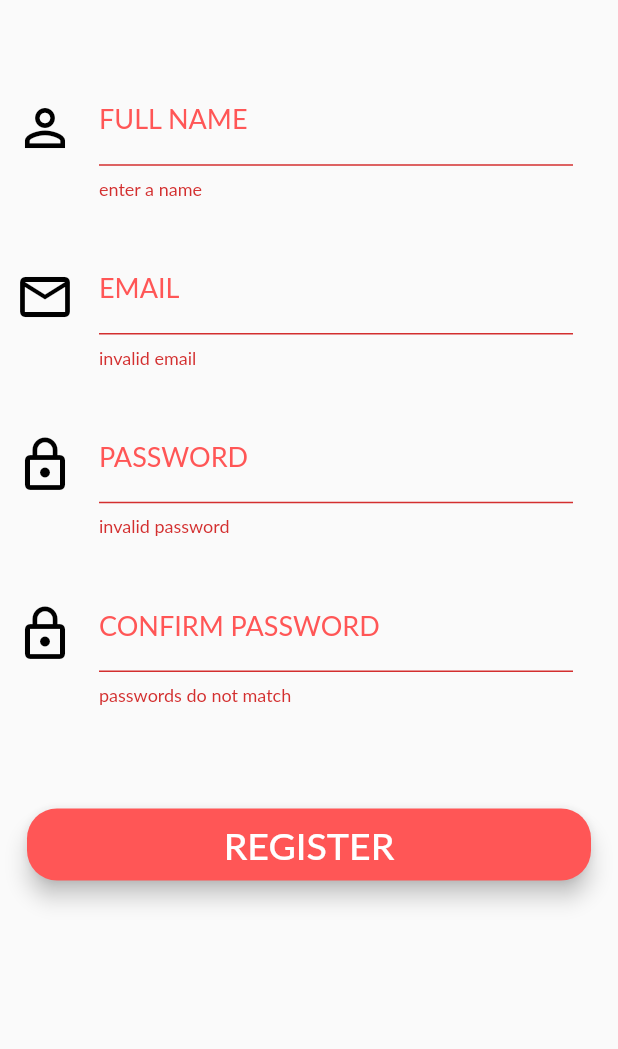
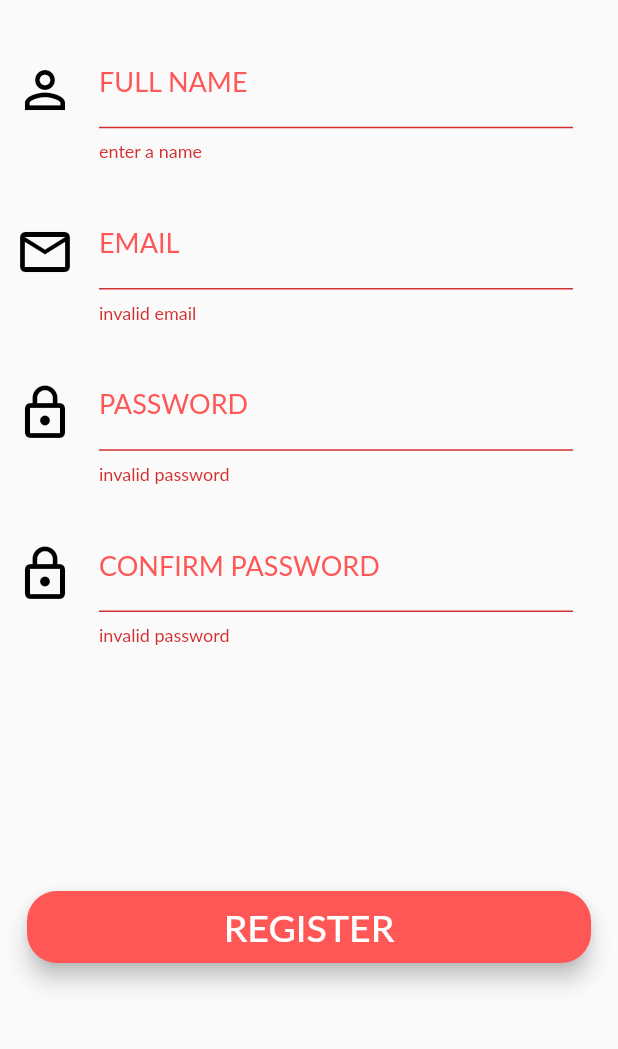
Before and after one commit to jamiesonshayna/LookToTheCook, a Flutter app: the RegistrationScreen screen opened by its route, after a tap on "REGISTER", on a phone screen of 412 x 824 dp, the part 150-1199 px from its top. Run offline on Flutter 3.47's test engine with Material 2 defaults, Android fonts, the phone set to English and light mode, and no system bars; our stand-ins replace connectivity, flutter_secure_storage, font_awesome_flutter, rflutter_alert; missing offline and left inert: amazon_cognito_identity_dart; accounts and stored records are empty; Roboto replaces fonts that are missing (Lato).

Commit message:
Add android specific changes

```diff
--- a/look_to_the_cook/lib/views/home_screen.dart
+++ b/look_to_the_cook/lib/views/home_screen.dart
@@ -67,7 +67,9 @@ class _HomeScreenState extends State<HomeScreen> {
 
   @override
   Widget build(BuildContext context) {
-    return Scaffold(
+    return WillPopScope(
+      onWillPop: () async => false,
+      child: Scaffold(
         appBar: PreferredSize( // create App Bar
           preferredSize: Size.fromHeight(125.0),
           child: AppBarComponent(
@@ -134,6 +136,7 @@ class _HomeScreenState extends State<HomeScreen> {
             Expanded(child: SizedBox()), // scales spacing nicely
           ],
         ),
+      ),
     );
   }
 }
--- a/look_to_the_cook/lib/views/how_to_use_screen.dart
+++ b/look_to_the_cook/lib/views/how_to_use_screen.dart
@@ -29,8 +29,8 @@ class HowToUseScreen extends StatelessWidget {
   user's device and allow them to send issue tickets, comments, etc.
    */
   _launchEmail() async {
-    final String email = 'mailto:jamieson.shayna@gmail.com?subject=Help%20Desk&body=';
-    final String url = 'https://mail.google.com/mail/?view=cm&fs=1&to=jamieson.shayna@gmail.com&su=SERVICE';
+    final String email = 'mailto:info.looktothecook@gmail.com?subject=Help%20Desk&body=';
+    final String url = 'https://mail.google.com/mail/?view=cm&fs=1&to=info.looktothecook@gmail.com&su=Info';
 
     try {
       if(await canLaunch(email)) {
@@ -141,7 +141,7 @@ class HowToUseScreen extends StatelessWidget {
                         },
                         child: Text.rich(
                           TextSpan(
-                            text: 'jamieson.shayna@gmail.com',
+                            text: 'info.looktothecook@gmail.com',
                             style: TextStyle(
                               fontSize: 15.0,
                               color: Colors.blue,
--- a/look_to_the_cook/lib/views/login_screen.dart
+++ b/look_to_the_cook/lib/views/login_screen.dart
@@ -51,6 +51,7 @@ class _LoginScreenState extends State<LoginScreen> {
   @override
   Widget build(BuildContext context) {
     return Scaffold(
+      resizeToAvoidBottomInset: false,
       appBar: PreferredSize(
         preferredSize: Size.fromHeight(125.0),
         child: AppBarComponent(
@@ -186,7 +187,7 @@ class _LoginScreenState extends State<LoginScreen> {
                     child:
                     invalidLogin == false ? Text('') : new GestureDetector(
                       onTap:() {
-                        Navigator.pushNamed(context, RegistrationScreen.id);
+                        // TODO: Navigate to forgot password screen
                       }, child: Text.rich(
                       TextSpan(
                         text: 'Invalid email or password.  ',
--- a/look_to_the_cook/lib/views/registration_screen.dart
+++ b/look_to_the_cook/lib/views/registration_screen.dart
@@ -52,9 +52,9 @@ class _RegistrationScreenState extends State<RegistrationScreen> {
   Registration registerHelper = new Registration();
 
   // used to store user credentials for AWS registration
-  String userEmail;
-  String userPassword;
-  String userName;
+  String userEmail = '';
+  String userPassword = '';
+  String userName = '';
 
   // registration code and error handling
   String code;
@@ -63,6 +63,7 @@ class _RegistrationScreenState extends State<RegistrationScreen> {
   @override
   Widget build(BuildContext context) {
     return Scaffold(
+      resizeToAvoidBottomInset: false,
       appBar: PreferredSize(
         preferredSize: Size.fromHeight(125.0),
         child: AppBarComponent(
@@ -84,7 +85,7 @@ class _RegistrationScreenState extends State<RegistrationScreen> {
           child: Column(
             children: <Widget>[
               Padding(
-                padding: const EdgeInsets.only(top: 50.0, left: 10.0, right: 30.0),
+                padding: const EdgeInsets.only(top: 25.0, left: 10.0, right: 30.0),
                 child: Container(
                   child: TextFormField(
                     // validation for name field on login form
@@ -106,7 +107,7 @@ class _RegistrationScreenState extends State<RegistrationScreen> {
                           borderSide: BorderSide(color: kRedButtonColor),
                         ),
                         icon: Padding(
-                          padding: const EdgeInsets.only(top:10.0),
+                          padding: const EdgeInsets.only(top: 10.0),
                           child: Icon(
                             Icons.person_outline,
                             color: Colors.black,
@@ -124,7 +125,7 @@ class _RegistrationScreenState extends State<RegistrationScreen> {
                 ),
               ),
               Padding(
-                padding: const EdgeInsets.only(top: 30.0, left: 10.0, right: 30.0),
+                padding: const EdgeInsets.only(top: 25.0, left: 10.0, right: 30.0),
                 child: Container(
                   child: TextFormField(
                     // validation for email field on form
@@ -165,7 +166,7 @@ class _RegistrationScreenState extends State<RegistrationScreen> {
                 ),
               ),
               Padding(
-                padding: const EdgeInsets.only(top: 30.0, left: 10.0, right: 30.0),
+                padding: const EdgeInsets.only(top: 25.0, left: 10.0, right: 30.0),
                 child: Container(
                   child: TextFormField(
                     obscureText: true,
@@ -206,14 +207,18 @@ class _RegistrationScreenState extends State<RegistrationScreen> {
                 ),
               ),
               Padding(
-                padding: const EdgeInsets.only(top: 30.0, left: 10.0, right: 30.0),
+                padding: const EdgeInsets.only(top: 25.0, left: 10.0, right: 30.0),
                 child: Container(
                   child: TextFormField(
                     obscureText: true,
                     // validation for confirm password field on form
                     validator: (value) {
-                      if(value.trim() == "" || value != userPassword) {
-                        return 'passwords do not match';
+                      if(value.trim() == '' || value != userPassword) {
+                        if(value.trim() == '' && userPassword == '') {
+                          return 'invalid password';
+                        } else {
+                          return 'passwords do not match';
+                        }
                       } else {
                         return null;
                       }
@@ -243,7 +248,7 @@ class _RegistrationScreenState extends State<RegistrationScreen> {
                   ),
                 ),
               ),
-              Expanded(child: SizedBox()),
+              Expanded(child: SizedBox(),),
               Padding(
                 padding: const EdgeInsets.only(left: 18.0, right: 18.0),
                 child: Row(
@@ -374,7 +379,7 @@ class _RegistrationScreenState extends State<RegistrationScreen> {
                 ),
               ),
               Padding(
-                padding: const EdgeInsets.only(bottom: 100.0, top: 15.0),
+                padding: const EdgeInsets.only(bottom: 50.0, top: 10.0),
                 child: SizedBox(
                   child:
                     alreadyHasAccount == false ? Text('') : new GestureDetector(
```
Also changed, not shown: look_to_the_cook/lib/views/profile_screen.dart (+5 -26 lines). Lines whose indentation alone changed are shown as unchanged.
